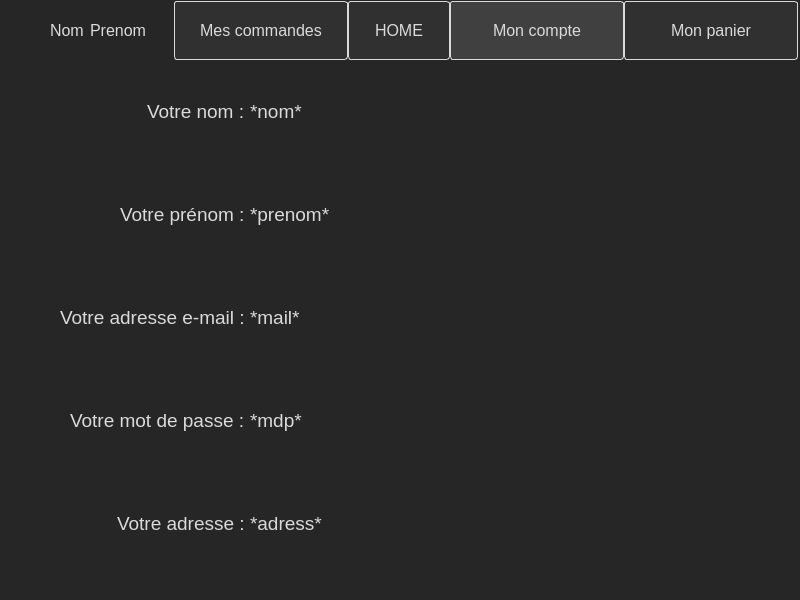
First picture: the form in UberMedoc/compte.ui, repository GregDAka/Ubermedoc, before the edit.
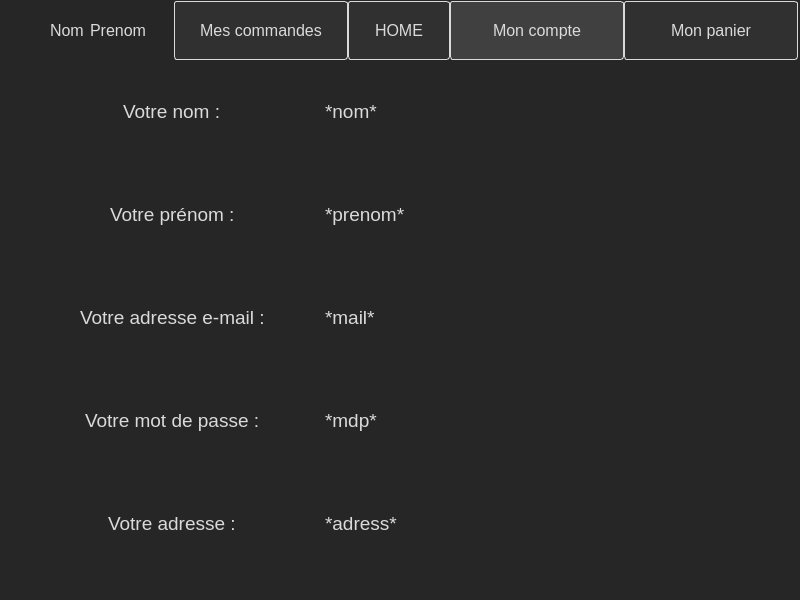
Second picture: the form after the edit.

The edit to the form file:
```diff
--- a/UberMedoc/compte.ui
+++ b/UberMedoc/compte.ui
@@ -193,8 +193,8 @@
         <number>0</number>
        </property>
        <item>
-        <layout class="QHBoxLayout" name="horizontalLayout_3" stretch="30,70">
-         <item alignment="Qt::AlignRight">
+        <layout class="QHBoxLayout" name="horizontalLayout_3" stretch="40,60">
+         <item alignment="Qt::AlignHCenter">
           <widget class="QLabel" name="label_3">
            <property name="font">
             <font>
@@ -221,8 +221,8 @@
         </layout>
        </item>
        <item>
-        <layout class="QHBoxLayout" name="horizontalLayout_4" stretch="30,70">
-         <item alignment="Qt::AlignRight">
+        <layout class="QHBoxLayout" name="horizontalLayout_4" stretch="40,60">
+         <item alignment="Qt::AlignHCenter">
           <widget class="QLabel" name="label_4">
            <property name="font">
             <font>
@@ -249,8 +249,8 @@
         </layout>
        </item>
        <item>
-        <layout class="QHBoxLayout" name="horizontalLayout_5" stretch="30,70">
-         <item alignment="Qt::AlignRight">
+        <layout class="QHBoxLayout" name="horizontalLayout_5" stretch="40,60">
+         <item alignment="Qt::AlignHCenter">
           <widget class="QLabel" name="label_5">
            <property name="font">
             <font>
@@ -277,8 +277,8 @@
         </layout>
        </item>
        <item>
-        <layout class="QHBoxLayout" name="horizontalLayout_6" stretch="30,70">
-         <item alignment="Qt::AlignRight">
+        <layout class="QHBoxLayout" name="horizontalLayout_6" stretch="40,60">
+         <item alignment="Qt::AlignHCenter">
           <widget class="QLabel" name="label_6">
            <property name="font">
             <font>
@@ -305,8 +305,8 @@
         </layout>
        </item>
        <item>
-        <layout class="QHBoxLayout" name="horizontalLayout_7" stretch="30,70">
-         <item alignment="Qt::AlignRight">
+        <layout class="QHBoxLayout" name="horizontalLayout_7" stretch="40,60">
+         <item alignment="Qt::AlignHCenter">
           <widget class="QLabel" name="label_7">
            <property name="font">
             <font>
```
